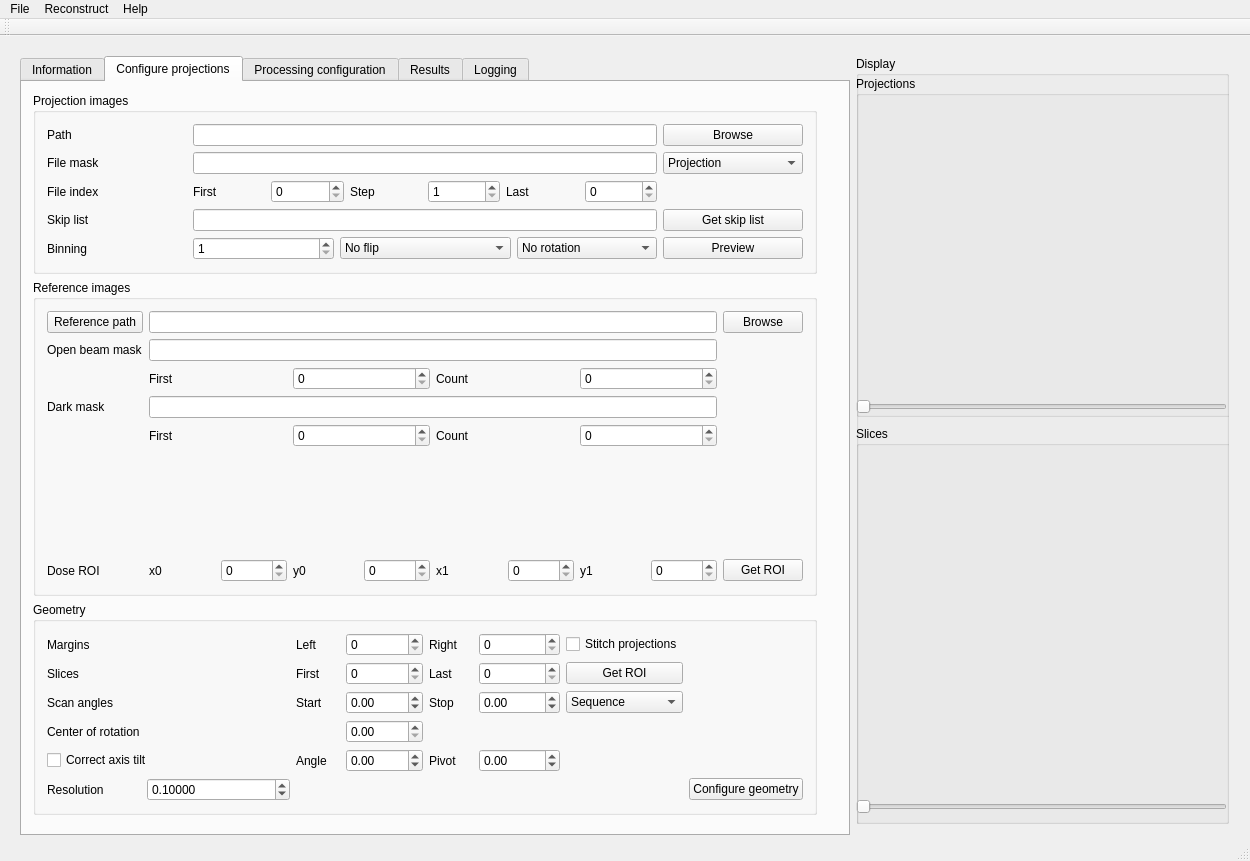
Above: src/muhrec3/muhrecmainwindow.ui from neutronimaging/imagingsuite before the change. Below: the same form after it.
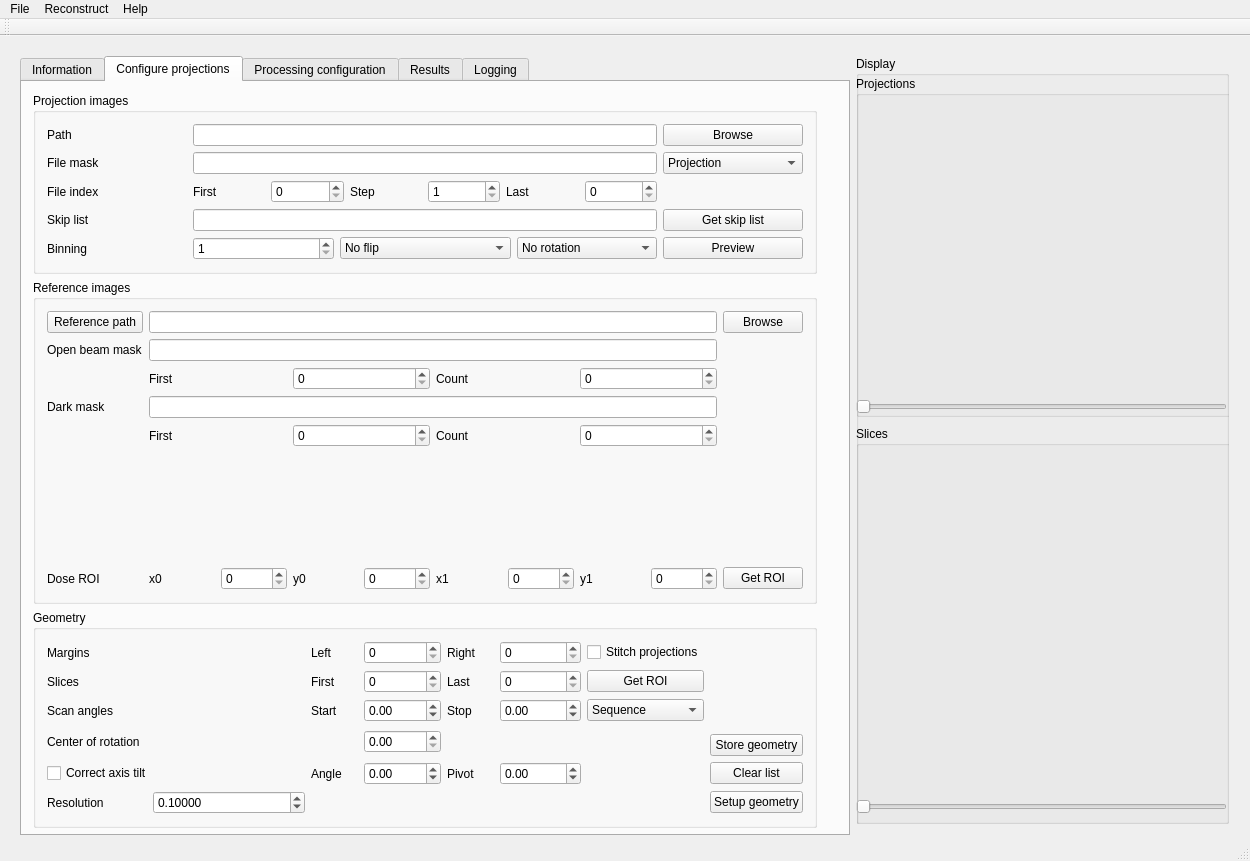
That is the form after the change. Custom widgets are drawn as their Qt base class.

Commit message: Included UNUSED parameter macro Back bone for store recon settings in a list for selection and computing the tiltangle

The edit to the form file:
```diff
--- a/src/muhrec3/muhrecmainwindow.ui
+++ b/src/muhrec3/muhrecmainwindow.ui
@@ -149,7 +149,7 @@
            <x>0</x>
            <y>0</y>
            <width>806</width>
-           <height>744</height>
+           <height>757</height>
           </rect>
          </property>
          <layout class="QVBoxLayout" name="layoutProjectionInformation">
@@ -978,7 +978,7 @@
              <item row="6" column="10">
               <widget class="QPushButton" name="buttonConfigGeometry">
                <property name="text">
-                <string>Configure geometry</string>
+                <string>Setup geometry</string>
                </property>
               </widget>
              </item>
@@ -989,6 +989,20 @@
                </property>
               </widget>
              </item>
+             <item row="4" column="10">
+              <widget class="QPushButton" name="buttonStoreGeometry">
+               <property name="text">
+                <string>Store geometry</string>
+               </property>
+              </widget>
+             </item>
+             <item row="5" column="10">
+              <widget class="QPushButton" name="buttonClearGeometryList">
+               <property name="text">
+                <string>Clear list</string>
+               </property>
+              </widget>
+             </item>
             </layout>
            </widget>
           </item>
```
The commit also changes 7 other files.
